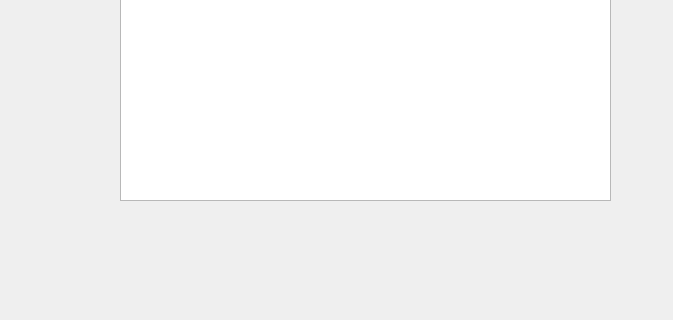
Qt form gui/displaydialog.ui (SabreBirdOne/SDD_GreenNoise) before a commit; both pictures show x 0 to 673 and y 280 to 600 of the 800 by 600 pixel window.
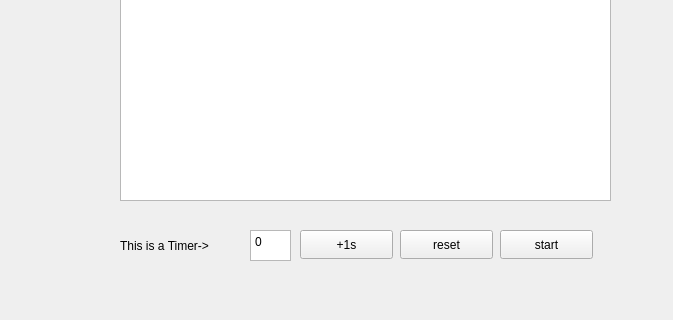
The same form after that commit.

```diff
--- a/gui/displaydialog.ui
+++ b/gui/displaydialog.ui
@@ -36,6 +36,76 @@
     </rect>
    </property>
   </widget>
+  <widget class="QTextBrowser" name="textBrowser_2">
+   <property name="geometry">
+    <rect>
+     <x>250</x>
+     <y>510</y>
+     <width>41</width>
+     <height>31</height>
+    </rect>
+   </property>
+   <property name="html">
+    <string>&lt;!DOCTYPE HTML PUBLIC &quot;-//W3C//DTD HTML 4.0//EN&quot; &quot;http://www.w3.org/TR/REC-html40/strict.dtd&quot;&gt;
+&lt;html&gt;&lt;head&gt;&lt;meta name=&quot;qrichtext&quot; content=&quot;1&quot; /&gt;&lt;meta charset=&quot;utf-8&quot; /&gt;&lt;style type=&quot;text/css&quot;&gt;
+p, li { white-space: pre-wrap; }
+hr { height: 1px; border-width: 0; }
+&lt;/style&gt;&lt;/head&gt;&lt;body style=&quot; font-family:'Microsoft YaHei UI'; font-size:9pt; font-weight:400; font-style:normal;&quot;&gt;
+&lt;p style=&quot; margin-top:0px; margin-bottom:0px; margin-left:0px; margin-right:0px; -qt-block-indent:0; text-indent:0px;&quot;&gt;0&lt;/p&gt;&lt;/body&gt;&lt;/html&gt;</string>
+   </property>
+  </widget>
+  <widget class="QLabel" name="label">
+   <property name="geometry">
+    <rect>
+     <x>120</x>
+     <y>500</y>
+     <width>121</width>
+     <height>51</height>
+    </rect>
+   </property>
+   <property name="text">
+    <string>This is a Timer-&gt;</string>
+   </property>
+  </widget>
+  <widget class="QPushButton" name="pushButton">
+   <property name="geometry">
+    <rect>
+     <x>300</x>
+     <y>510</y>
+     <width>93</width>
+     <height>29</height>
+    </rect>
+   </property>
+   <property name="text">
+    <string>+1s</string>
+   </property>
+  </widget>
+  <widget class="QPushButton" name="pushButton_2">
+   <property name="geometry">
+    <rect>
+     <x>400</x>
+     <y>510</y>
+     <width>93</width>
+     <height>29</height>
+    </rect>
+   </property>
+   <property name="text">
+    <string>reset</string>
+   </property>
+  </widget>
+  <widget class="QPushButton" name="pushButton_3">
+   <property name="geometry">
+    <rect>
+     <x>500</x>
+     <y>510</y>
+     <width>93</width>
+     <height>29</height>
+    </rect>
+   </property>
+   <property name="text">
+    <string>start</string>
+   </property>
+  </widget>
  </widget>
  <resources/>
  <connections/>
```
